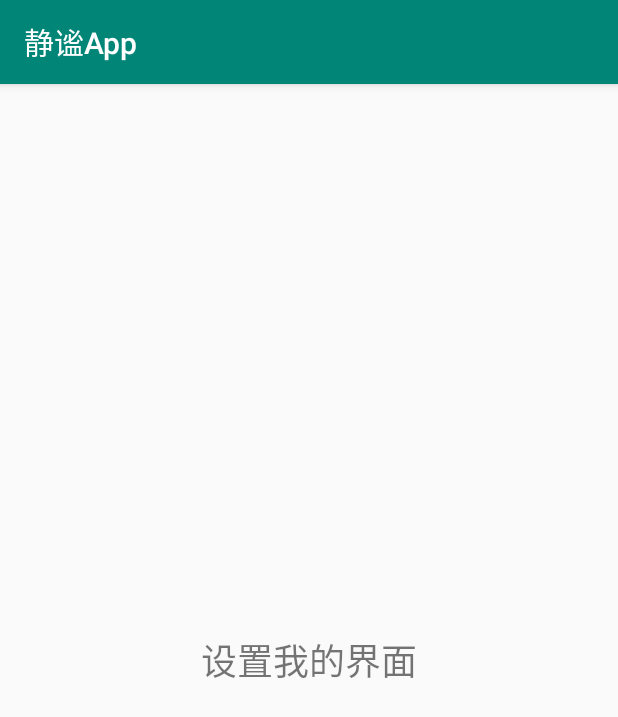
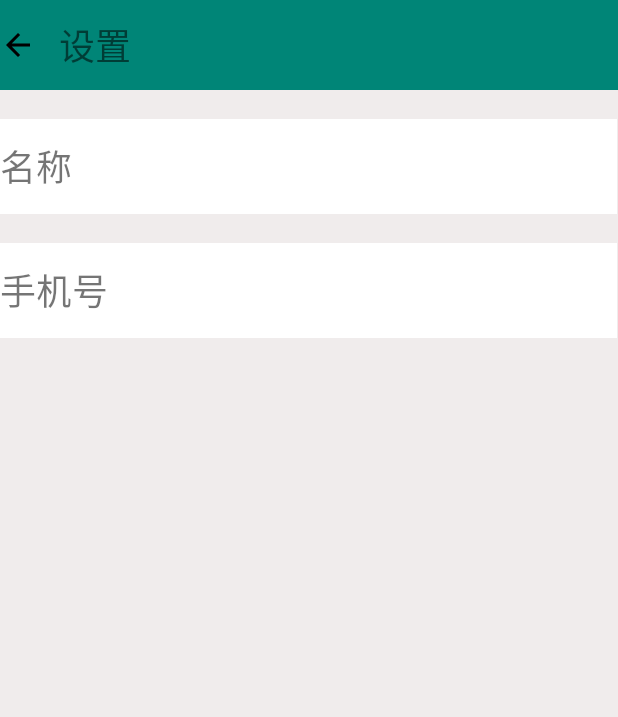
Before and after one commit to Vircsr/Tranquil, an Android app: the SetMyActivity screen opened directly, with no data from a screen before it, on a phone screen of 412 x 824 dp. Shown: the top 717 px of the screen. Run offline under Robolectric (Android 15) with nearby library versions, the phone set to English and light mode, and no system bars.

Commit message:
增加设置我的界面

```diff
--- a/app/src/main/AndroidManifest.xml
+++ b/app/src/main/AndroidManifest.xml
@@ -12,11 +12,6 @@
         android:roundIcon="@mipmap/ic_launcher_round"
         android:supportsRtl="true"
         android:theme="@style/AppTheme">
-        <activity android:name=".SetMyActivity"></activity>
-        <activity android:name=".SetAlarmActivity" />
-        <activity android:name=".PurchaseActivity" />
-        <activity android:name=".MusicListActivity" />
-        <activity android:name=".PlayerActivity" />
         <activity android:name=".WelcomeActivity">
             <intent-filter>
                 <action android:name="android.intent.action.MAIN" />
@@ -24,6 +19,11 @@
                 <category android:name="android.intent.category.LAUNCHER" />
             </intent-filter>
         </activity>
+        <activity android:name=".SetMyActivity"></activity>
+        <activity android:name=".SetAlarmActivity" />
+        <activity android:name=".PurchaseActivity" />
+        <activity android:name=".MusicListActivity" />
+        <activity android:name=".PlayerActivity" />
         <activity android:name=".MainActivity" />
         <activity android:name=".WhatsNewActivity" />
     </application>
--- a/app/src/main/java/com/example/tranquil/SetMyActivity.java
+++ b/app/src/main/java/com/example/tranquil/SetMyActivity.java
@@ -1,14 +1,33 @@
 package com.example.tranquil;
 
-import android.support.v7.app.AppCompatActivity;
+import android.app.Activity;
+//import android.support.v7.app.AppCompatActivity;
 import android.os.Bundle;
+import android.view.View;
+import android.widget.TextView;
 
-public class SetMyActivity extends AppCompatActivity {
+import com.lidroid.xutils.ViewUtils;
+import com.lidroid.xutils.view.annotation.ViewInject;
+
+public class SetMyActivity extends Activity implements View.OnClickListener {
+
+
+    @ViewInject(R.id.setMyBack)
+    public TextView setMyBack;
 
     @Override
     protected void onCreate(Bundle savedInstanceState) {
         super.onCreate(savedInstanceState);
         setContentView(R.layout.activity_set_my);
+        ViewUtils.inject(this);
+        setMyBack.setOnClickListener(this);
     }
 
+    @Override
+    public void onClick(View v) {
+        switch (v.getId()){
+            case R.id.setMyBack:
+                this.finish();
+        }
+    }
 }
--- a/app/src/main/java/frag/FragmentClock.java
+++ b/app/src/main/java/frag/FragmentClock.java
@@ -10,7 +10,6 @@ import android.view.View;
 import android.view.ViewGroup;
 import android.widget.TextView;
 
-import com.example.tranquil.MusicListActivity;
 import com.example.tranquil.R;
 import com.example.tranquil.SetAlarmActivity;
 import com.lidroid.xutils.ViewUtils;
--- /dev/null
+++ b/app/src/main/res/drawable/ic_arrow_back_black_24dp.xml
@@ -0,0 +1,9 @@
+<vector xmlns:android="http://schemas.android.com/apk/res/android"
+        android:width="24dp"
+        android:height="24dp"
+        android:viewportWidth="24.0"
+        android:viewportHeight="24.0">
+    <path
+        android:fillColor="#FF000000"
+        android:pathData="M20,11H7.83l5.59,-5.59L12,4l-8,8 8,8 1.41,-1.41L7.83,13H20v-2z"/>
+</vector>
--- a/app/src/main/res/layout/activity_set_my.xml
+++ b/app/src/main/res/layout/activity_set_my.xml
@@ -3,13 +3,102 @@
     xmlns:tools="http://schemas.android.com/tools"
     android:layout_width="match_parent"
     android:layout_height="match_parent"
-    android:gravity="center"
+    android:orientation="vertical"
+    android:background="@color/grey"
     tools:context=".SetMyActivity">
 
+    <!--
+    第一个线性布局
+    设置页面顶栏
+    -->
 
-    <TextView
+    <LinearLayout
+        android:layout_width="wrap_content"
+        android:layout_height="60dp"
+        android:orientation="horizontal"
+        android:background="@color/colorPrimary">
+
+        <TextView
+            android:id="@+id/setMyBack"
+            android:layout_width="39dp"
+            android:layout_height="match_parent"
+            android:drawableStart="@drawable/ic_arrow_back_black_24dp"
+            android:textSize="24sp" />
+
+        <TextView
+            android:layout_width="373dp"
+            android:layout_height="match_parent"
+            android:gravity="center_vertical"
+            android:text="设置"
+            android:textSize="24sp" />
+
+    </LinearLayout>
+
+
+    <!--
+    分割部分 用来在名称和手机号之间形成一个空隙
+    -->
+    <LinearLayout
+        android:layout_width="wrap_content"
+        android:layout_height="wrap_content">
+
+        <TextView
+            android:layout_height="wrap_content"
+            android:layout_width="match_parent"
+            android:layout_weight="1"/>
+    </LinearLayout>
+
+    <!--
+    第二个线性布局
+    设置名称
+    -->
+    <LinearLayout
         android:layout_width="wrap_content"
         android:layout_height="wrap_content"
-        android:text="设置我的界面"
-        android:textSize="24sp" />
+        android:orientation="horizontal"
+        android:background="@color/white">
+
+        <TextView
+            android:id="@+id/setMyName"
+            android:layout_width="411dp"
+            android:layout_height="63dp"
+            android:gravity="center_vertical"
+            android:text="名称"
+            android:textSize="24sp" />
+
+    </LinearLayout>
+
+    <!--
+    分割部分 用来在名称和手机号之间形成一个空隙
+    -->
+    <LinearLayout
+        android:layout_width="wrap_content"
+        android:layout_height="wrap_content">
+
+        <TextView
+            android:layout_height="wrap_content"
+            android:layout_width="match_parent"
+            android:layout_weight="1"/>
+    </LinearLayout>
+
+    <!--
+    第三个线性布局
+    设置名称
+    -->
+    <LinearLayout
+        android:layout_width="wrap_content"
+        android:layout_height="wrap_content"
+        android:orientation="horizontal"
+        android:background="@color/white">
+
+        <TextView
+            android:id="@+id/setMyPhoneNumber"
+            android:layout_width="411dp"
+            android:layout_height="63dp"
+            android:gravity="center_vertical"
+            android:text="手机号"
+            android:textSize="24sp" />
+
+    </LinearLayout>
+
 </LinearLayout>
--- a/app/src/main/res/layout/activity_welcome.xml
+++ b/app/src/main/res/layout/activity_welcome.xml
@@ -13,4 +13,5 @@
         android:layout_height="fill_parent"
         android:scaleType="fitXY"
         app:srcCompat="@mipmap/starts" />
+
 </LinearLayout>
--- a/app/src/main/res/values/colors.xml
+++ b/app/src/main/res/values/colors.xml
@@ -5,4 +5,6 @@
     <color name="colorPrimary">#008577</color>
     <color name="colorPrimaryDark">#00574B</color>
     <color name="colorAccent">#D81B60</color>
+    <color name="grey">#F0ECEC</color>
+    <color name="blue">#FF000BFF</color>
 </resources>
--- a/app/src/main/res/values/styles.xml
+++ b/app/src/main/res/values/styles.xml
@@ -7,4 +7,5 @@
         <item name="colorPrimaryDark">@color/colorPrimaryDark</item>
         <item name="colorAccent">@color/colorAccent</item>
     </style>
+
 </resources>
```
Also changed, not shown: app/src/main/res/mipmap-hdpi/ic_arrow.png (added), app/src/main/res/mipmap-mdpi/ic_arrow.png (added), app/src/main/res/mipmap-xhdpi/ic_arrow.png (added), app/src/main/res/mipmap-xxhdpi/ic_arrow.png (added), app/src/main/res/mipmap-xxxhdpi/ic_arrow.png (added).
